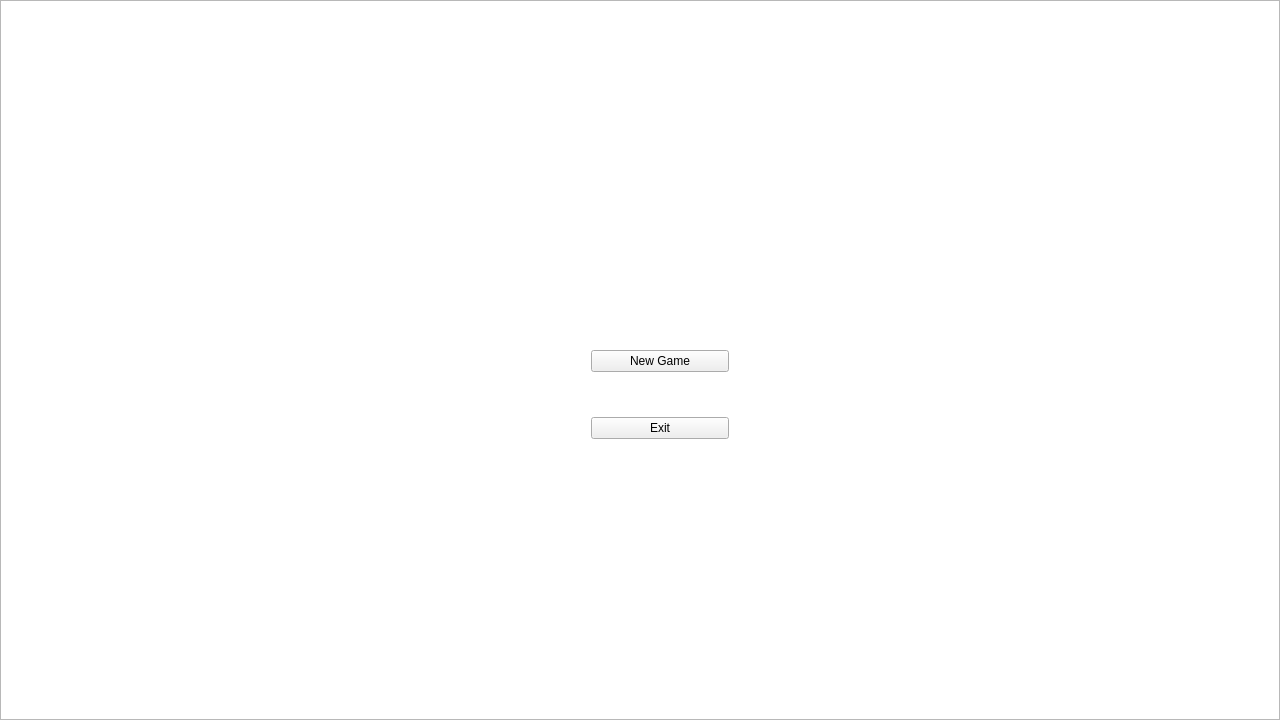
First picture: the form in ui/mainwindow.ui, repository MATF-RS19/RS009-escaperoom, before the edit.
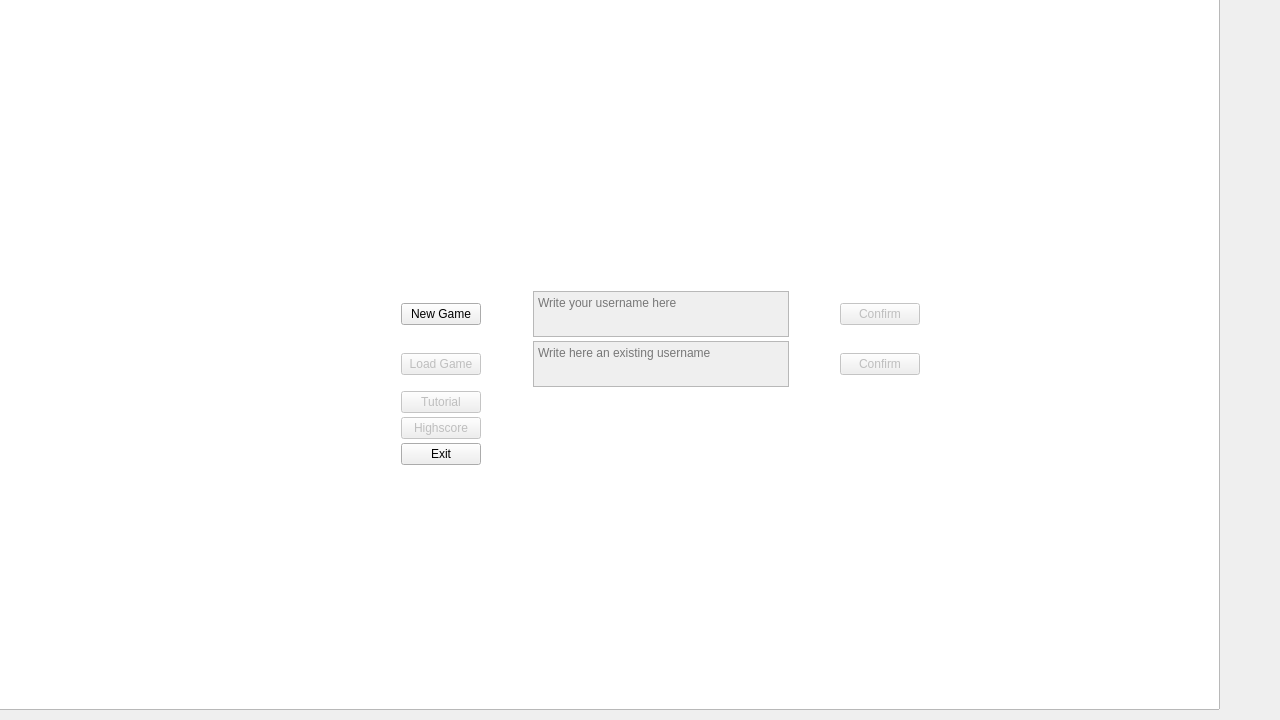
Second picture: the form after the edit.

Commit message: Edited starting window 	-added buttons and text fields

Diff of the .ui file:
```diff
--- a/ui/mainwindow.ui
+++ b/ui/mainwindow.ui
@@ -29,34 +29,331 @@
    <widget class="QWidget" name="verticalLayoutWidget">
     <property name="geometry">
      <rect>
-      <x>580</x>
-      <y>300</y>
-      <width>160</width>
-      <height>191</height>
+      <x>390</x>
+      <y>280</y>
+      <width>541</width>
+      <height>281</height>
      </rect>
     </property>
     <layout class="QVBoxLayout" name="verticalLayout">
+     <property name="spacing">
+      <number>4</number>
+     </property>
+     <property name="bottomMargin">
+      <number>96</number>
+     </property>
      <item>
-      <widget class="QPushButton" name="newGame_btn">
-       <property name="text">
-        <string>New Game</string>
+      <layout class="QHBoxLayout" name="horizontalLayout" stretch="0,0,0,0,0">
+       <item>
+        <widget class="QPushButton" name="newGame_btn">
+         <property name="text">
+          <string>New Game</string>
+         </property>
+        </widget>
+       </item>
+       <item>
+        <spacer name="horizontalSpacer_8">
+         <property name="orientation">
+          <enum>Qt::Horizontal</enum>
+         </property>
+         <property name="sizeHint" stdset="0">
+          <size>
+           <width>40</width>
+           <height>20</height>
+          </size>
+         </property>
+        </spacer>
+       </item>
+       <item>
+        <widget class="QTextEdit" name="textEdit">
+         <property name="enabled">
+          <bool>false</bool>
+         </property>
+         <property name="visible">
+          <bool>false</bool>
+         </property>
+         <property name="whatsThis">
+          <string extracomment="Enter here a name you want to use"/>
+         </property>
+         <property name="inputMethodHints">
+          <set>Qt::ImhMultiLine</set>
+         </property>
+         <property name="documentTitle">
+          <string/>
+         </property>
+         <property name="readOnly">
+          <bool>false</bool>
+         </property>
+         <property name="textInteractionFlags">
+          <set>Qt::TextEditorInteraction</set>
+         </property>
+         <property name="placeholderText">
+          <string>Write your username here</string>
+         </property>
+        </widget>
+       </item>
+       <item>
+        <spacer name="horizontalSpacer_7">
+         <property name="orientation">
+          <enum>Qt::Horizontal</enum>
+         </property>
+         <property name="sizeHint" stdset="0">
+          <size>
+           <width>40</width>
+           <height>20</height>
+          </size>
+         </property>
+        </spacer>
+       </item>
+       <item>
+        <widget class="QPushButton" name="newGame_conf_btn">
+         <property name="enabled">
+          <bool>false</bool>
+         </property>
+         <property name="visible">
+          <bool>false</bool>
+         </property>
+         <property name="text">
+          <string>Confirm</string>
+         </property>
+        </widget>
+       </item>
+      </layout>
+     </item>
+     <item>
+      <spacer name="verticalSpacer_5">
+       <property name="orientation">
+        <enum>Qt::Vertical</enum>
        </property>
-      </widget>
+       <property name="sizeHint" stdset="0">
+        <size>
+         <width>20</width>
+         <height>40</height>
+        </size>
+       </property>
+      </spacer>
      </item>
      <item>
-      <widget class="QPushButton" name="exit_btn">
-       <property name="text">
-        <string>Exit</string>
+      <layout class="QHBoxLayout" name="horizontalLayout_2">
+       <property name="sizeConstraint">
+        <enum>QLayout::SetFixedSize</enum>
        </property>
-      </widget>
+       <item>
+        <widget class="QPushButton" name="loadGame_btn">
+         <property name="enabled">
+          <bool>false</bool>
+         </property>
+         <property name="text">
+          <string>Load Game</string>
+         </property>
+        </widget>
+       </item>
+       <item>
+        <spacer name="horizontalSpacer_10">
+         <property name="orientation">
+          <enum>Qt::Horizontal</enum>
+         </property>
+         <property name="sizeHint" stdset="0">
+          <size>
+           <width>40</width>
+           <height>20</height>
+          </size>
+         </property>
+        </spacer>
+       </item>
+       <item>
+        <widget class="QTextEdit" name="textEdit_2">
+         <property name="enabled">
+          <bool>false</bool>
+         </property>
+         <property name="visible">
+          <bool>false</bool>
+         </property>
+         <property name="placeholderText">
+          <string>Write here an existing username</string>
+         </property>
+        </widget>
+       </item>
+       <item>
+        <spacer name="horizontalSpacer_9">
+         <property name="orientation">
+          <enum>Qt::Horizontal</enum>
+         </property>
+         <property name="sizeHint" stdset="0">
+          <size>
+           <width>40</width>
+           <height>20</height>
+          </size>
+         </property>
+        </spacer>
+       </item>
+       <item>
+        <widget class="QPushButton" name="loadGame_conf_btn">
+         <property name="enabled">
+          <bool>false</bool>
+         </property>
+         <property name="visible">
+          <bool>false</bool>
+         </property>
+         <property name="text">
+          <string>Confirm</string>
+         </property>
+        </widget>
+       </item>
+      </layout>
+     </item>
+     <item>
+      <spacer name="verticalSpacer_4">
+       <property name="orientation">
+        <enum>Qt::Vertical</enum>
+       </property>
+       <property name="sizeHint" stdset="0">
+        <size>
+         <width>20</width>
+         <height>40</height>
+        </size>
+       </property>
+      </spacer>
+     </item>
+     <item>
+      <spacer name="verticalSpacer">
+       <property name="orientation">
+        <enum>Qt::Vertical</enum>
+       </property>
+       <property name="sizeHint" stdset="0">
+        <size>
+         <width>20</width>
+         <height>40</height>
+        </size>
+       </property>
+      </spacer>
+     </item>
+     <item>
+      <layout class="QHBoxLayout" name="horizontalLayout_3">
+       <item>
+        <widget class="QPushButton" name="tutorial_btn">
+         <property name="enabled">
+          <bool>false</bool>
+         </property>
+         <property name="text">
+          <string>Tutorial</string>
+         </property>
+        </widget>
+       </item>
+       <item>
+        <spacer name="horizontalSpacer_2">
+         <property name="orientation">
+          <enum>Qt::Horizontal</enum>
+         </property>
+         <property name="sizeHint" stdset="0">
+          <size>
+           <width>40</width>
+           <height>20</height>
+          </size>
+         </property>
+        </spacer>
+       </item>
+       <item>
+        <layout class="QVBoxLayout" name="verticalLayout_2"/>
+       </item>
+      </layout>
+     </item>
+     <item>
+      <spacer name="verticalSpacer_3">
+       <property name="orientation">
+        <enum>Qt::Vertical</enum>
+       </property>
+       <property name="sizeHint" stdset="0">
+        <size>
+         <width>20</width>
+         <height>40</height>
+        </size>
+       </property>
+      </spacer>
+     </item>
+     <item>
+      <layout class="QHBoxLayout" name="horizontalLayout_4">
+       <item>
+        <widget class="QPushButton" name="highscore_btn">
+         <property name="enabled">
+          <bool>false</bool>
+         </property>
+         <property name="text">
+          <string>Highscore</string>
+         </property>
+        </widget>
+       </item>
+       <item>
+        <spacer name="horizontalSpacer_4">
+         <property name="orientation">
+          <enum>Qt::Horizontal</enum>
+         </property>
+         <property name="sizeHint" stdset="0">
+          <size>
+           <width>40</width>
+           <height>20</height>
+          </size>
+         </property>
+        </spacer>
+       </item>
+       <item>
+        <layout class="QVBoxLayout" name="verticalLayout_3"/>
+       </item>
+      </layout>
+     </item>
+     <item>
+      <spacer name="verticalSpacer_2">
+       <property name="orientation">
+        <enum>Qt::Vertical</enum>
+       </property>
+       <property name="sizeHint" stdset="0">
+        <size>
+         <width>20</width>
+         <height>40</height>
+        </size>
+       </property>
+      </spacer>
+     </item>
+     <item>
+      <layout class="QHBoxLayout" name="horizontalLayout_5">
+       <item>
+        <widget class="QPushButton" name="exit_btn">
+         <property name="enabled">
+          <bool>true</bool>
+         </property>
+         <property name="text">
+          <string>Exit</string>
+         </property>
+        </widget>
+       </item>
+       <item>
+        <spacer name="horizontalSpacer_6">
+         <property name="orientation">
+          <enum>Qt::Horizontal</enum>
+         </property>
+         <property name="sizeHint" stdset="0">
+          <size>
+           <width>40</width>
+           <height>20</height>
+          </size>
+         </property>
+        </spacer>
+       </item>
+       <item>
+        <layout class="QVBoxLayout" name="verticalLayout_4"/>
+       </item>
+      </layout>
      </item>
     </layout>
    </widget>
    <widget class="QGraphicsView" name="display">
+    <property name="enabled">
+     <bool>true</bool>
+    </property>
     <property name="geometry">
      <rect>
-      <x>0</x>
-      <y>0</y>
+      <x>-60</x>
+      <y>-10</y>
       <width>1280</width>
       <height>720</height>
      </rect>
```
Left out of the diff: 3 changed lines with no effect on the pictures. The commit also changes 1 other file.
